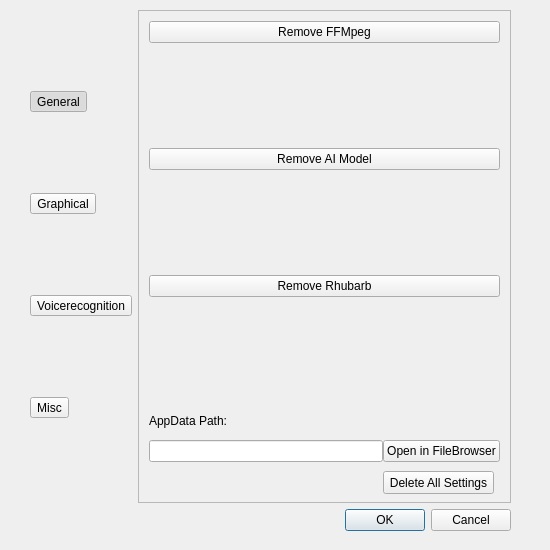
Above: rsrc/settings.ui from morevnaproject-org/papagayo-ng before the change. Below: the same form after it.
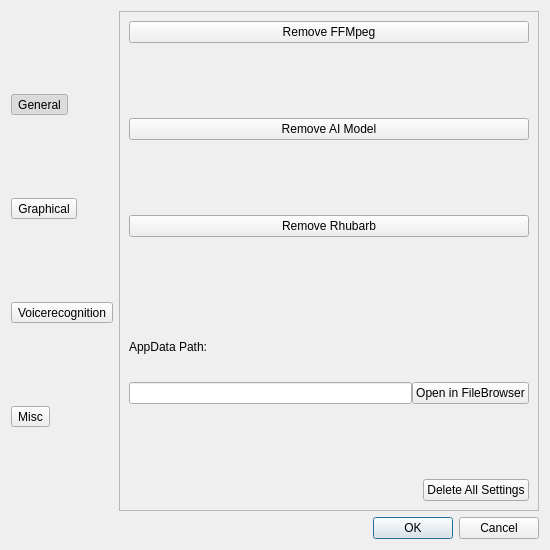
That is the form after the change. Icons and pictures are not drawn.

Commit message: Improve Layout of Settings Dialog. Version and About Information in About Dialog now get loaded from external files. Add Version Information to .exe file, converts data from version_information.txt using pyinstaller-versionfile library.

```diff
--- a/rsrc/settings.ui
+++ b/rsrc/settings.ui
@@ -47,16 +47,142 @@
   <property name="sizeGripEnabled">
    <bool>false</bool>
   </property>
-  <widget class="QWidget" name="gridLayoutWidget">
-   <property name="geometry">
-    <rect>
-     <x>30</x>
-     <y>10</y>
-     <width>481</width>
-     <height>521</height>
-    </rect>
-   </property>
-   <layout class="QGridLayout" name="gridLayout">
+  <layout class="QGridLayout" name="gridLayout_6">
+   <item row="0" column="0">
+    <layout class="QVBoxLayout" name="settings_categories">
+     <property name="spacing">
+      <number>0</number>
+     </property>
+     <property name="sizeConstraint">
+      <enum>QLayout::SetDefaultConstraint</enum>
+     </property>
+     <item>
+      <widget class="QToolButton" name="general_2">
+       <property name="text">
+        <string>General</string>
+       </property>
+       <property name="icon">
+        <iconset resource="../qt-icons.qrc">
+         <normaloff>:/rsrc/settings-3-fill.png</normaloff>:/rsrc/settings-3-fill.png</iconset>
+       </property>
+       <property name="iconSize">
+        <size>
+         <width>96</width>
+         <height>96</height>
+        </size>
+       </property>
+       <property name="checkable">
+        <bool>true</bool>
+       </property>
+       <property name="checked">
+        <bool>true</bool>
+       </property>
+       <property name="autoExclusive">
+        <bool>true</bool>
+       </property>
+       <property name="toolButtonStyle">
+        <enum>Qt::ToolButtonTextUnderIcon</enum>
+       </property>
+       <property name="autoRaise">
+        <bool>false</bool>
+       </property>
+       <property name="arrowType">
+        <enum>Qt::NoArrow</enum>
+       </property>
+      </widget>
+     </item>
+     <item>
+      <widget class="QToolButton" name="graphical_2">
+       <property name="text">
+        <string>Graphical</string>
+       </property>
+       <property name="icon">
+        <iconset resource="../qt-icons.qrc">
+         <normaloff>:/rsrc/window-fill.png</normaloff>:/rsrc/window-fill.png</iconset>
+       </property>
+       <property name="iconSize">
+        <size>
+         <width>96</width>
+         <height>96</height>
+        </size>
+       </property>
+       <property name="checkable">
+        <bool>true</bool>
+       </property>
+       <property name="autoExclusive">
+        <bool>true</bool>
+       </property>
+       <property name="toolButtonStyle">
+        <enum>Qt::ToolButtonTextUnderIcon</enum>
+       </property>
+      </widget>
+     </item>
+     <item>
+      <widget class="QToolButton" name="voice_rec">
+       <property name="text">
+        <string>Voicerecognition</string>
+       </property>
+       <property name="icon">
+        <iconset resource="../qt-icons.qrc">
+         <normaloff>:/rsrc/voice-recognition-fill.png</normaloff>:/rsrc/voice-recognition-fill.png</iconset>
+       </property>
+       <property name="iconSize">
+        <size>
+         <width>96</width>
+         <height>96</height>
+        </size>
+       </property>
+       <property name="checkable">
+        <bool>true</bool>
+       </property>
+       <property name="autoExclusive">
+        <bool>true</bool>
+       </property>
+       <property name="toolButtonStyle">
+        <enum>Qt::ToolButtonTextUnderIcon</enum>
+       </property>
+      </widget>
+     </item>
+     <item>
+      <widget class="QToolButton" name="misc_2">
+       <property name="minimumSize">
+        <size>
+         <width>0</width>
+         <height>0</height>
+        </size>
+       </property>
+       <property name="baseSize">
+        <size>
+         <width>0</width>
+         <height>0</height>
+        </size>
+       </property>
+       <property name="text">
+        <string>Misc</string>
+       </property>
+       <property name="icon">
+        <iconset resource="../qt-icons.qrc">
+         <normaloff>:/rsrc/list-settings-line.png</normaloff>:/rsrc/list-settings-line.png</iconset>
+       </property>
+       <property name="iconSize">
+        <size>
+         <width>96</width>
+         <height>96</height>
+        </size>
+       </property>
+       <property name="checkable">
+        <bool>true</bool>
+       </property>
+       <property name="autoExclusive">
+        <bool>true</bool>
+       </property>
+       <property name="toolButtonStyle">
+        <enum>Qt::ToolButtonTextUnderIcon</enum>
+       </property>
+      </widget>
+     </item>
+    </layout>
+   </item>
     <item row="0" column="1">
      <widget class="QStackedWidget" name="settings_options">
       <property name="frameShape">
@@ -69,16 +195,14 @@
        <number>3</number>
       </property>
       <widget class="QWidget" name="general">
-       <widget class="QWidget" name="gridLayoutWidget_3">
-        <property name="geometry">
-         <rect>
-          <x>10</x>
-          <y>10</y>
-          <width>341</width>
-          <height>461</height>
-         </rect>
-        </property>
-        <layout class="QGridLayout" name="gridLayout_3">
+      <layout class="QGridLayout" name="gridLayout_2">
+       <item row="0" column="0">
+        <widget class="QLabel" name="label_3">
+         <property name="text">
+          <string>FPS</string>
+         </property>
+        </widget>
+       </item>
          <item row="0" column="1">
           <widget class="QSpinBox" name="fps_value">
            <property name="minimum">
@@ -92,69 +216,39 @@
            </property>
           </widget>
          </item>
-         <item row="0" column="0">
-          <widget class="QLabel" name="label_3">
-           <property name="text">
-            <string>FPS</string>
-           </property>
-          </widget>
-         </item>
-        </layout>
-       </widget>
+      </layout>
       </widget>
       <widget class="QWidget" name="graphical">
+      <layout class="QGridLayout" name="gridLayout_3">
+       <item row="0" column="0">
        <widget class="QPushButton" name="pushButton_4">
-        <property name="geometry">
-         <rect>
-          <x>90</x>
-          <y>120</y>
-          <width>75</width>
-          <height>23</height>
-         </rect>
-        </property>
         <property name="text">
          <string>PushButton</string>
         </property>
        </widget>
+       </item>
+       <item row="1" column="0">
        <widget class="QRadioButton" name="radioButton">
-        <property name="geometry">
-         <rect>
-          <x>60</x>
-          <y>200</y>
-          <width>82</width>
-          <height>17</height>
-         </rect>
-        </property>
         <property name="text">
          <string>RadioButton</string>
         </property>
        </widget>
+       </item>
+      </layout>
       </widget>
       <widget class="QWidget" name="voice">
-       <widget class="QWidget" name="gridLayoutWidget_2">
-        <property name="geometry">
-         <rect>
-          <x>10</x>
-          <y>10</y>
-          <width>351</width>
-          <height>471</height>
-         </rect>
-        </property>
-        <layout class="QGridLayout" name="gridLayout_2">
-         <item row="1" column="2">
-          <widget class="QLineEdit" name="lang_id_value">
+      <layout class="QGridLayout" name="gridLayout">
+       <item row="0" column="0">
+        <widget class="QLabel" name="label">
            <property name="text">
-            <string>eng</string>
+          <string>Emission Multiplier</string>
            </property>
           </widget>
          </item>
-         <item row="2" column="3">
-          <layout class="QVBoxLayout" name="verticalLayout"/>
-         </item>
-         <item row="2" column="0">
-          <widget class="QLabel" name="label_4">
+       <item row="1" column="0">
+        <widget class="QLabel" name="label_2">
            <property name="text">
-            <string>Run Allosaurus</string>
+          <string>LanguageID</string>
            </property>
           </widget>
          </item>
@@ -171,17 +265,10 @@
            </property>
           </widget>
          </item>
-         <item row="1" column="0">
-          <widget class="QLabel" name="label_2">
+       <item row="1" column="2">
+        <widget class="QLineEdit" name="lang_id_value">
            <property name="text">
-            <string>LanguageID</string>
-           </property>
-          </widget>
-         </item>
-         <item row="0" column="0">
-          <widget class="QLabel" name="label">
-           <property name="text">
-            <string>Emission Multiplier</string>
+          <string>eng</string>
            </property>
           </widget>
          </item>
@@ -204,58 +291,43 @@
            </property>
           </widget>
          </item>
-         <item row="2" column="1">
+       <item row="2" column="0">
+        <widget class="QLabel" name="label_4">
+         <property name="text">
+          <string>Run Allosaurus</string>
+         </property>
+        </widget>
+       </item>
+       <item row="0" column="1">
           <spacer name="horizontalSpacer">
            <property name="orientation">
             <enum>Qt::Horizontal</enum>
            </property>
            <property name="sizeType">
-            <enum>QSizePolicy::Fixed</enum>
+          <enum>QSizePolicy::Preferred</enum>
            </property>
            <property name="sizeHint" stdset="0">
             <size>
-             <width>10</width>
+           <width>20</width>
              <height>20</height>
             </size>
            </property>
           </spacer>
          </item>
         </layout>
-       </widget>
       </widget>
       <widget class="QWidget" name="misc">
-       <widget class="QPushButton" name="delete_settings">
-        <property name="geometry">
-         <rect>
-          <x>244</x>
-          <y>460</y>
-          <width>111</width>
-          <height>23</height>
-         </rect>
-        </property>
-        <property name="text">
-         <string>Delete All Settings</string>
-        </property>
-       </widget>
-       <widget class="QWidget" name="gridLayoutWidget_4">
-        <property name="geometry">
-         <rect>
-          <x>10</x>
-          <y>10</y>
-          <width>351</width>
-          <height>441</height>
-         </rect>
-        </property>
-        <layout class="QGridLayout" name="gridLayout_4" rowstretch="0,0,0,0" columnstretch="0">
-         <property name="sizeConstraint">
-          <enum>QLayout::SetDefaultConstraint</enum>
-         </property>
-         <property name="horizontalSpacing">
-          <number>6</number>
-         </property>
+      <layout class="QGridLayout" name="gridLayout_7">
          <property name="verticalSpacing">
-          <number>105</number>
-         </property>
+        <number>75</number>
+       </property>
+       <item row="0" column="0">
+        <widget class="QPushButton" name="ffmpeg_delete_button">
+         <property name="text">
+          <string>Remove FFMpeg</string>
+         </property>
+        </widget>
+       </item>
          <item row="1" column="0">
           <widget class="QPushButton" name="allo_delete_button">
            <property name="text">
@@ -288,12 +360,29 @@
            </item>
           </layout>
          </item>
-         <item row="0" column="0">
-          <widget class="QPushButton" name="ffmpeg_delete_button">
+       <item row="4" column="0">
+        <layout class="QHBoxLayout" name="horizontalLayout">
+         <item>
+          <spacer name="horizontalSpacer_2">
+           <property name="orientation">
+            <enum>Qt::Horizontal</enum>
+           </property>
+           <property name="sizeHint" stdset="0">
+            <size>
+             <width>40</width>
+             <height>20</height>
+            </size>
+           </property>
+          </spacer>
+         </item>
+         <item>
+          <widget class="QPushButton" name="delete_settings">
            <property name="text">
-            <string>Remove FFMpeg</string>
+            <string>Delete All Settings</string>
            </property>
           </widget>
+         </item>
+        </layout>
          </item>
          <item row="2" column="0">
           <widget class="QPushButton" name="rhubarb_delete_button">
@@ -305,144 +394,8 @@
         </layout>
        </widget>
       </widget>
-     </widget>
-    </item>
-    <item row="0" column="0">
-     <layout class="QVBoxLayout" name="settings_categories">
-      <property name="spacing">
-       <number>0</number>
-      </property>
-      <property name="sizeConstraint">
-       <enum>QLayout::SetDefaultConstraint</enum>
-      </property>
-      <item>
-       <widget class="QToolButton" name="general_2">
-        <property name="text">
-         <string>General</string>
-        </property>
-        <property name="icon">
-         <iconset resource="../qt-icons.qrc">
-          <normaloff>:/rsrc/settings-3-fill.png</normaloff>:/rsrc/settings-3-fill.png</iconset>
-        </property>
-        <property name="iconSize">
-         <size>
-          <width>96</width>
-          <height>96</height>
-         </size>
-        </property>
-        <property name="checkable">
-         <bool>true</bool>
-        </property>
-        <property name="checked">
-         <bool>true</bool>
-        </property>
-        <property name="autoExclusive">
-         <bool>true</bool>
-        </property>
-        <property name="toolButtonStyle">
-         <enum>Qt::ToolButtonTextUnderIcon</enum>
-        </property>
-        <property name="autoRaise">
-         <bool>false</bool>
-        </property>
-        <property name="arrowType">
-         <enum>Qt::NoArrow</enum>
-        </property>
-       </widget>
-      </item>
-      <item>
-       <widget class="QToolButton" name="graphical_2">
-        <property name="text">
-         <string>Graphical</string>
-        </property>
-        <property name="icon">
-         <iconset resource="../qt-icons.qrc">
-          <normaloff>:/rsrc/window-fill.png</normaloff>:/rsrc/window-fill.png</iconset>
-        </property>
-        <property name="iconSize">
-         <size>
-          <width>96</width>
-          <height>96</height>
-         </size>
-        </property>
-        <property name="checkable">
-         <bool>true</bool>
-        </property>
-        <property name="autoExclusive">
-         <bool>true</bool>
-        </property>
-        <property name="toolButtonStyle">
-         <enum>Qt::ToolButtonTextUnderIcon</enum>
-        </property>
-       </widget>
-      </item>
-      <item>
-       <widget class="QToolButton" name="voice_rec">
-        <property name="text">
-         <string>Voicerecognition</string>
-        </property>
-        <property name="icon">
-         <iconset resource="../qt-icons.qrc">
-          <normaloff>:/rsrc/voice-recognition-fill.png</normaloff>:/rsrc/voice-recognition-fill.png</iconset>
-        </property>
-        <property name="iconSize">
-         <size>
-          <width>96</width>
-          <height>96</height>
-         </size>
-        </property>
-        <property name="checkable">
-         <bool>true</bool>
-        </property>
-        <property name="autoExclusive">
-         <bool>true</bool>
-        </property>
-        <property name="toolButtonStyle">
-         <enum>Qt::ToolButtonTextUnderIcon</enum>
-        </property>
-       </widget>
-      </item>
-      <item>
-       <widget class="QToolButton" name="misc_2">
-        <property name="minimumSize">
-         <size>
-          <width>0</width>
-          <height>0</height>
-         </size>
-        </property>
-        <property name="baseSize">
-         <size>
-          <width>0</width>
-          <height>0</height>
-         </size>
-        </property>
-        <property name="text">
-         <string>Misc</string>
-        </property>
-        <property name="icon">
-         <iconset resource="../qt-icons.qrc">
-          <normaloff>:/rsrc/list-settings-line.png</normaloff>:/rsrc/list-settings-line.png</iconset>
-        </property>
-        <property name="iconSize">
-         <size>
-          <width>96</width>
-          <height>96</height>
-         </size>
-        </property>
-        <property name="checkable">
-         <bool>true</bool>
-        </property>
-        <property name="autoExclusive">
-         <bool>true</bool>
-        </property>
-        <property name="toolButtonStyle">
-         <enum>Qt::ToolButtonTextUnderIcon</enum>
-        </property>
-       </widget>
-      </item>
-     </layout>
-    </item>
-    <item row="1" column="1">
+   </item>
+   <item row="1" column="0" colspan="2">
      <widget class="QDialogButtonBox" name="buttonBox">
       <property name="orientation">
        <enum>Qt::Horizontal</enum>
@@ -453,7 +406,6 @@
      </widget>
     </item>
    </layout>
-  </widget>
  </widget>
  <resources>
   <include location="../qt-icons.qrc"/>
```
Lines whose indentation alone changed are shown as unchanged. The commit also changes 5 other files.
